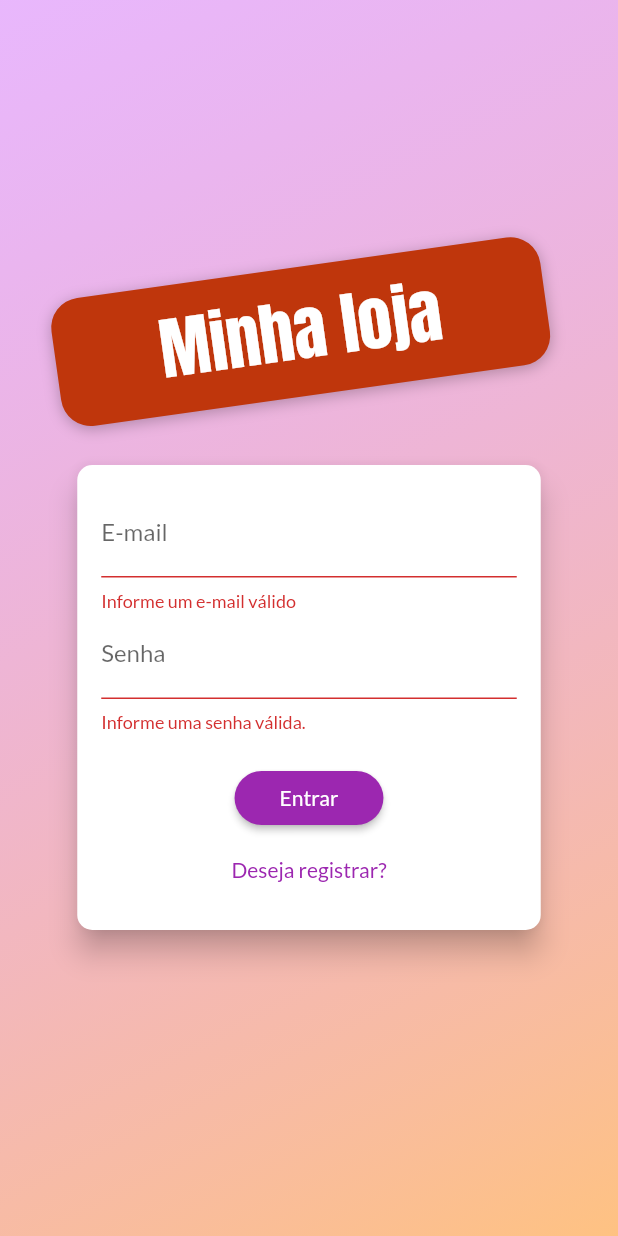
After one commit to joaob19/shop, a Flutter app: the screen it shows after launch, after a tap on "Entrar", on a phone screen of 412 x 824 dp. The commit adds this screen. Run offline on Flutter 3.47's test engine with Material 2 defaults, Android fonts, the phone set to English and light mode, and no system bars; our stand-ins replace shared_preferences; network calls fail.

Commit message:
Adicionada funcionalidade de autenticação e restruturação de dados para separar por usuário

```diff
--- /dev/null
+++ b/lib/components/auth_form.dart
@@ -0,0 +1,195 @@
+import 'package:flutter/material.dart';
+import 'package:provider/provider.dart';
+import 'package:shop/exceptions/auth_exception.dart';
+import 'package:shop/models/auth.dart';
+import 'package:shop/utils/app_routes.dart';
+
+enum AuthMode { signUp, login }
+
+class AuthForm extends StatefulWidget {
+  const AuthForm({Key? key}) : super(key: key);
+
+  @override
+  State<AuthForm> createState() => _AuthFormState();
+}
+
+class _AuthFormState extends State<AuthForm> {
+  final _formKey = GlobalKey<FormState>();
+  final _passwordController = TextEditingController();
+  bool _isLoading = false;
+  AuthMode _authMode = AuthMode.login;
+  final _authData = <String, String>{
+    'email': '',
+    'password': '',
+  };
+
+  bool get _isLogin => _authMode == AuthMode.login;
+
+  bool get _isSignUp => _authMode == AuthMode.signUp;
+
+  void _toggleLoadingIndicator() {
+    setState(() {
+      _isLoading = !_isLoading;
+    });
+  }
+
+  void _switchAuthMode() {
+    setState(() {
+      _authMode = _isLogin ? AuthMode.signUp : AuthMode.login;
+    });
+  }
+
+  Future<void> _submit() async {
+    if (_formKey.currentState?.validate() ?? false) {
+      try {
+        _toggleLoadingIndicator();
+
+        _formKey.currentState?.save();
+        final auth = Provider.of<Auth>(
+          context,
+          listen: false,
+        );
+
+        if (_isLogin) {
+          await auth.login(
+            _authData['email']!,
+            _authData['password']!,
+          );
+        } else {
+          await auth.signUp(
+            _authData['email']!,
+            _authData['password']!,
+          );
+        }
+
+        if(mounted){
+          Navigator.of(context).pushNamed(AppRoutes.authOrHome);
+        }
+      } on AuthException catch (error) {
+        _showDialog(error.toString());
+      } catch (error) {
+        _showDialog('Ocorreu um erro inesperado.');
+      } finally {
+        _toggleLoadingIndicator();
+      }
+    }
+  }
+
+  void _showDialog(String message) {
+    showDialog(
+      context: context,
+      builder: (context) {
+        return AlertDialog(
+          title: const Text('Ocorreu um erro'),
+          content: Text(message),
+          actions: [
+            TextButton(
+              onPressed: () => Navigator.of(context).pop(),
+              child: const Text('Fechar'),
+            ),
+          ],
+        );
+      },
+    );
+  }
+
+  @override
+  Widget build(BuildContext context) {
+    final deviceSize = MediaQuery.of(context).size;
+
+    return Card(
+      elevation: 8,
+      shape: RoundedRectangleBorder(
+        borderRadius: BorderRadius.circular(10),
+      ),
+      child: Container(
+        padding: const EdgeInsets.all(16),
+        height: _isLogin ? 310 : 400,
+        width: deviceSize.width * 0.75,
+        child: Form(
+          key: _formKey,
+          child: Column(
+            children: [
+              TextFormField(
+                keyboardType: TextInputType.emailAddress,
+                decoration: const InputDecoration(
+                  labelText: 'E-mail',
+                ),
+                onSaved: (email) {
+                  _authData['email'] = email ?? '';
+                },
+                validator: (value) {
+                  final email = value ?? '';
+                  if (email.trim().isEmpty || !email.contains('@')) {
+                    return 'Informe um e-mail válido';
+                  }
+
+                  return null;
+                },
+              ),
+              TextFormField(
+                obscureText: true,
+                controller: _passwordController,
+                decoration: const InputDecoration(
+                  labelText: 'Senha',
+                ),
+                onSaved: (password) {
+                  _authData['password'] = password ?? '';
+                },
+                validator: (value) {
+                  final password = value ?? '';
+                  if (password.isEmpty || password.length < 5) {
+                    return 'Informe uma senha válida.';
+                  }
+
+                  return null;
+                },
+              ),
+              if (_isSignUp)
+                TextFormField(
+                  obscureText: true,
+                  decoration: const InputDecoration(
+                    labelText: 'Confirmar senha',
+                  ),
+                  validator: _isLogin
+                      ? null
+                      : (value) {
+                          final password = value ?? '';
+                          if (password != _passwordController.text) {
+                            return 'As senhas informadas não conferem.';
+                          }
+
+                          return null;
+                        },
+                ),
+              const SizedBox(height: 20),
+              _isLoading
+                  ? const CircularProgressIndicator()
+                  : ElevatedButton(
+                      onPressed: () => _submit(),
+                      style: ElevatedButton.styleFrom(
+                        shape: RoundedRectangleBorder(
+                          borderRadius: BorderRadius.circular(30),
+                        ),
+                        padding: const EdgeInsets.symmetric(
+                          horizontal: 30,
+                          vertical: 8,
+                        ),
+                      ),
+                      child: Text(
+                        _authMode == AuthMode.login ? 'Entrar' : 'Registrar',
+                      ),
+                    ),
+              const Spacer(),
+              TextButton(
+                onPressed: _switchAuthMode,
+                child:
+                    Text(_isLogin ? 'Deseja registrar?' : 'Já possui conta?'),
+              ),
+            ],
+          ),
+        ),
+      ),
+    );
+  }
+}
--- /dev/null
+++ b/lib/data/store.dart
@@ -0,0 +1,34 @@
+import 'dart:convert';
+
+import 'package:shared_preferences/shared_preferences.dart';
+
+class Store{
+
+  static Future<bool> saveString(String key, String value)async{
+    final prefs = await SharedPreferences.getInstance();
+    return prefs.setString(key, value);
+  }
+
+  static Future<bool> saveMap(String key, Map<String, dynamic> value)async{
+    return saveString(key, jsonEncode(value));
+  }
+
+  static Future<String> getString(String key, [String defaultValue = '']) async {
+    final prefs = await SharedPreferences.getInstance();
+    return prefs.getString(key) ?? defaultValue;
+  }
+
+  static Future<Map<String, dynamic>> getMap(String key) async {
+    try{
+      return jsonDecode(await getString(key));
+    }catch(_){
+      return {};
+    }
+  }
+
+  static Future<bool> remove(String key)async{
+    final prefs = await SharedPreferences.getInstance();
+    return prefs.remove(key);
+  }
+
+}
--- /dev/null
+++ b/lib/exceptions/auth_exception.dart
@@ -0,0 +1,23 @@
+class AuthException implements Exception {
+  static const Map<String, String> errors = {
+    'EMAIL_EXISTS': 'O endereço de e-mail já está sendo usado por outra conta.',
+    'OPERATION_NOT_ALLOWED':
+        'O login por senha está desabilitado para este projeto.',
+    'TOO_MANY_ATTEMPTS_TRY_LATER':
+        'Bloqueamos todas as solicitações deste dispositivo devido a atividades incomuns. Tente mais tarde.',
+    'EMAIL_NOT_FOUND':
+        'Não há registro de usuário correspondente a este identificador. O usuário pode ter sido excluído.',
+    'INVALID_PASSWORD': 'A senha é inválida ou o usuário não possui senha.',
+    'USER_DISABLED':
+        'A conta de usuário foi desabilitada por um administrador.',
+  };
+
+  final String key;
+
+  AuthException({required this.key});
+
+  @override
+  String toString() {
+    return errors[key] ?? 'Ocorreu um erro desconhecido';
+  }
+}
--- a/lib/main.dart
+++ b/lib/main.dart
@@ -1,13 +1,14 @@
 import 'package:flutter/material.dart';
 import 'package:provider/provider.dart';
+import 'package:shop/models/auth.dart';
 import 'package:shop/models/cart.dart';
 import 'package:shop/models/order_list.dart';
+import 'package:shop/models/product_list.dart';
+import 'package:shop/pages/auth_or_home_page.dart';
 import 'package:shop/pages/cart_page.dart';
 import 'package:shop/pages/orders_page.dart';
 import 'package:shop/pages/product_detail_page.dart';
 import 'package:shop/pages/product_form_page.dart';
-import 'package:shop/pages/products_overview_page.dart';
-import 'package:shop/models/product_list.dart';
 import 'package:shop/pages/products_page.dart';
 import 'package:shop/utils/app_routes.dart';
 
@@ -23,13 +24,30 @@ class MyApp extends StatelessWidget {
     return MultiProvider(
       providers: [
         ChangeNotifierProvider(
-          create: (context) => ProductList(),
+          create: (context) => Auth(),
+        ),
+        ChangeNotifierProxyProvider<Auth, ProductList>(
+          create: (context) => ProductList('', '', []),
+          update: (context, auth, previous) {
+            return ProductList(
+              auth.token ?? '',
+              auth.userId ?? '',
+              previous?.items ?? [],
+            );
+          },
+        ),
+        ChangeNotifierProxyProvider<Auth, OrderList>(
+          create: (context) => OrderList('', '', []),
+          update: (context, auth, previous) {
+            return OrderList(
+              auth.token ?? '',
+              auth.userId ?? '',
+              previous?.items ?? [],
+            );
+          },
         ),
         ChangeNotifierProvider(
           create: (context) => Cart(),
-        ),
-        ChangeNotifierProvider(
-          create: (context) => OrderList(),
         ),
       ],
       child: MaterialApp(
@@ -43,7 +61,7 @@ class MyApp extends StatelessWidget {
           fontFamily: 'Lato',
         ),
         routes: {
-          AppRoutes.home: (context) => const ProductsOverviewPage(),
+          AppRoutes.authOrHome: (context) => const AuthOrHomePage(),
           AppRoutes.productDetail: (context) => const ProductDetailPage(),
           AppRoutes.cart: (context) => const CartPage(),
           AppRoutes.orders: (context) => const OrdersPage(),
--- /dev/null
+++ b/lib/models/auth.dart
@@ -0,0 +1,134 @@
+import 'dart:async';
+import 'dart:convert';
+
+import 'package:flutter/material.dart';
+import 'package:http/http.dart';
+import 'package:shop/data/store.dart';
+import 'package:shop/exceptions/auth_exception.dart';
+import 'package:shop/models/user_data.dart';
+
+class Auth with ChangeNotifier {
+  String? _token;
+  String? _email;
+  String? _userId;
+  DateTime? _expireDate;
+  Timer? _logoutTimer;
+
+  bool get isAuth {
+    final isValid = _expireDate?.isAfter(DateTime.now()) ?? false;
+    return isValid && _token != null;
+  }
+
+  String? get token {
+    return isAuth ? _token : null;
+  }
+
+  String? get email {
+    return isAuth ? _email : null;
+  }
+
+  String? get userId {
+    return isAuth ? _userId : null;
+  }
+
+  Future<void> _authenticate(
+    String email,
+    String password,
+    String urlFragment,
+  ) async {
+    final url =
+        'https://identitytoolkit.googleapis.com/v1/accounts:$urlFragment?key=AIzaSyD4y_zSdQlsO4foGV-U9kcAQmHwckrIJM4';
+    final response = await post(
+      Uri.parse(url),
+      body: jsonEncode({
+        'email': email,
+        'password': password,
+        'returnSecureToken': true,
+      }),
+    );
+
+    final body = jsonDecode(response.body);
+
+    if (body['error'] != null) {
+      throw AuthException(key: body['error']['message']);
+    } else {
+      _token = body['idToken'];
+      _email = body['email'];
+      _userId = body['localId'];
+      _expireDate = DateTime.now().add(
+        Duration(seconds: int.parse(body['expiresIn'])),
+      );
+
+      await Store.saveMap(
+        'userData',
+        UserData(
+          _token!,
+          _email!,
+          _userId!,
+          _expireDate!.toIso8601String(),
+        ).toJson(),
+      );
+
+      _autoLogout();
+      notifyListeners();
+    }
+  }
+
+  Future<void> tryAutoLogin() async {
+    if (isAuth) return;
+
+    final userDataMap = await Store.getMap('userData');
+    if (userDataMap.isEmpty) return;
+
+    final userData = UserData.fromJson(userDataMap);
+    final expireDate = DateTime.parse(
+      userData.expireDate,
+    );
+
+    if (expireDate.isBefore(DateTime.now())) return;
+
+    _token = userData.token;
+    _email = userData.email;
+    _userId = userData.userId;
+    _expireDate = expireDate;
+
+    _autoLogout();
+    notifyListeners();
+  }
+
+  Future<void> signUp(String email, String password) async {
+    return _authenticate(email, password, 'signUp');
+  }
+
+  Future<void> login(String email, String password) async {
+    return _authenticate(email, password, 'signInWithPassword');
+  }
+
+  void logout() {
+    _token = null;
+    _email = null;
+    _userId = null;
+    _expireDate = null;
+    _clearLogoutTimer();
+    Store.remove('userData').then((_) {
+      notifyListeners();
+    });
+  }
+
+  void _clearLogoutTimer() {
+    _logoutTimer?.cancel();
+    _logoutTimer = null;
+  }
+
+  void _autoLogout() {
+    _clearLogoutTimer();
+    final timeToLogout = _expireDate?.difference(DateTime.now()).inSeconds;
+
+    _logoutTimer = Timer(
+      Duration(
+        seconds: timeToLogout ?? 0,
+      ),
+      logout,
+    );
+  }
+}
--- a/lib/models/order_list.dart
+++ b/lib/models/order_list.dart
@@ -7,7 +7,15 @@ import 'package:shop/models/order.dart';
 import 'package:shop/utils/constants.dart';
 
 class OrderList with ChangeNotifier {
-  final List<Order> _items = [];
+  final String _token;
+  final String _userId;
+  List<Order> _items;
+
+  OrderList(
+    this._token,
+    this._userId,
+    this._items,
+  );
 
   List<Order> get items => [..._items];
 
@@ -17,21 +25,23 @@ class OrderList with ChangeNotifier {
 
   Future<void> loadOrders() async {
     try {
-      _items.clear();
+      List<Order> items = [];
       final response = await http.get(
-        Uri.parse('$_baseUrl.json'),
+        Uri.parse('$_baseUrl/$_userId.json?auth=$_token'),
       );
       if (response.body == 'null') return;
 
       final data = jsonDecode(response.body) as Map<String, dynamic>;
       data.forEach((orderId, orderData) {
-        _items.add(
+        items.add(
           Order.fromJson(
             orderId,
             orderData,
           ),
         );
       });
+
+      _items = items.reversed.toList();
       notifyListeners();
     } catch (error) {
       rethrow;
@@ -41,7 +51,7 @@ class OrderList with ChangeNotifier {
   Future<void> addOrder(Cart cart) async {
     final date = DateTime.now();
     final response = await http.post(
-      Uri.parse('$_baseUrl.json'),
+      Uri.parse('$_baseUrl/$_userId.json?auth=$_token'),
       body: jsonEncode({
         'total': cart.totalAmount,
         'date': date.toIso8601String(),
--- /dev/null
+++ b/lib/models/user_data.dart
@@ -0,0 +1,31 @@
+class UserData {
+  String token;
+  String email;
+  String userId;
+  String expireDate;
+
+  UserData(
+    this.token,
+    this.email,
+    this.userId,
+    this.expireDate,
+  );
+
+  static UserData fromJson(Map<String, dynamic> json) {
+    return UserData(
+      json['token'] as String,
+      json['email'] as String,
+      json['userId'] as String,
+      json['expireDate'] as String,
+    );
+  }
+
+  Map<String, dynamic> toJson() {
+    return {
+      'token': token,
+      'email': email,
+      'userId': userId,
+      'expireDate': expireDate,
+    };
+  }
+}
--- /dev/null
+++ b/lib/pages/auth_or_home_page.dart
@@ -0,0 +1,35 @@
+import 'package:flutter/material.dart';
+import 'package:provider/provider.dart';
+import 'package:shop/models/auth.dart';
+import 'package:shop/pages/auth_page.dart';
+import 'package:shop/pages/products_overview_page.dart';
+
+class AuthOrHomePage extends StatelessWidget {
+  const AuthOrHomePage({Key? key}) : super(key: key);
+
+  @override
+  Widget build(BuildContext context) {
+    final auth = Provider.of<Auth>(context);
+
+    return FutureBuilder(
+      future: auth.tryAutoLogin(),
+      builder: (context, snapshot) {
+        if (snapshot.connectionState == ConnectionState.waiting) {
+          return const Center(
+            child: CircularProgressIndicator(),
+          );
+        } else if (snapshot.error != null) {
+          return const Center(
+            child: Text('Ocorreu um erro!'),
+          );
+        } else {
+          if (auth.isAuth) {
+            return const ProductsOverviewPage();
+          }
+
+          return const AuthPage();
+        }
+      },
+    );
+  }
+}
--- /dev/null
+++ b/lib/pages/auth_page.dart
@@ -0,0 +1,77 @@
+import 'dart:math';
+
+import 'package:flutter/material.dart';
+import 'package:shop/components/auth_form.dart';
+
+class AuthPage extends StatelessWidget {
+  const AuthPage({Key? key}) : super(key: key);
+
+  @override
+  Widget build(BuildContext context) {
+    final theme = Theme.of(context);
+
+    return Scaffold(
+      body: Stack(
+        children: [
+          Container(
+            decoration: const BoxDecoration(
+              gradient: LinearGradient(
+                colors: [
+                  Color.fromRGBO(215, 117, 255, .5),
+                  Color.fromRGBO(255, 188, 117, .9),
+                ],
+                begin: Alignment.topLeft,
+                end: Alignment.bottomRight,
+              ),
+            ),
+          ),
+          SizedBox(
+            width: double.infinity,
+            child: Column(
+              mainAxisAlignment: MainAxisAlignment.center,
+              crossAxisAlignment: CrossAxisAlignment.center,
+              children: [
+                Container(
+                  padding: const EdgeInsets.symmetric(
+                    vertical: 10,
+                    horizontal: 70,
+                  ),
+                  margin: const EdgeInsets.only(
+                    bottom: 20,
+                  ),
+                  transform: Matrix4.rotationZ(
+                    (-8 * pi) / 180,
+                  )..translate(-10.0),
+                  decoration: BoxDecoration(
+                    borderRadius: BorderRadius.circular(20),
+                    color: Colors.deepOrange.shade900,
+                    boxShadow: const [
+                      BoxShadow(
+                        blurRadius: 8,
+                        color: Colors.black26,
+                        offset: Offset(0, 2),
+                      ),
+                    ],
+                  ),
+                  child: Text(
+                    'Minha loja',
+                    style: TextStyle(
+                      fontSize: 45,
+                      fontFamily: 'Anton',
+                      color: theme.textTheme.headline1
+                          ?.copyWith(
+                            color: theme.colorScheme.onSecondary,
+                          )
+                          .color,
+                    ),
+                  ),
+                ),
+                const AuthForm(),
+              ],
+            ),
+          )
+        ],
+      ),
+    );
+  }
+}
--- a/lib/pages/products_overview_page.dart
+++ b/lib/pages/products_overview_page.dart
@@ -34,6 +34,7 @@ class _ProductsOverviewPageState extends State<ProductsOverviewPage> {
         listen: false,
       ).loadProducts();
     } catch (error) {
+      if (mounted) {
         showDialog(
           context: context,
           builder: (context) {
@@ -50,13 +51,16 @@ class _ProductsOverviewPageState extends State<ProductsOverviewPage> {
             );
           },
         );
+      }
     } finally {
       _toggleLoaderIndicator();
     }
   }
 
   void _toggleLoaderIndicator() {
+    if (mounted) {
       setState(() => _isLoading = !_isLoading);
+    }
   }
 
   @override
--- a/lib/utils/app_routes.dart
+++ b/lib/utils/app_routes.dart
@@ -1,5 +1,5 @@
 class AppRoutes{
-  static const home = '/';
+  static const authOrHome = '/';
   static const productDetail = '/product-detail';
   static const cart = '/cart';
   static const orders = '/orders';
--- a/lib/utils/constants.dart
+++ b/lib/utils/constants.dart
@@ -1,4 +1,5 @@
 class Constants{
+  static const userFavorites = 'https://shop-e4f99-default-rtdb.firebaseio.com/userFavorites';
   static const productBaseUrl = 'https://shop-e4f99-default-rtdb.firebaseio.com/products';
   static const orderBaseUrl = 'https://shop-e4f99-default-rtdb.firebaseio.com/orders';
 }
--- a/pubspec.yaml
+++ b/pubspec.yaml
@@ -39,6 +39,7 @@ dependencies:
   intl: ^0.17.0
   provider: ^6.0.4
   http: ^0.13.5
+  shared_preferences: ^2.0.15
 
 dev_dependencies:
   flutter_test:
```
Also changed, not shown: lib/components/app_drawer.dart (+17 -5 lines), lib/components/product_grid_item.dart (+8 -10 lines), lib/models/product.dart (+6 -7 lines), lib/models/product_list.dart (+32 -8 lines), lib/pages/orders_page.dart (+13 -26 lines), pubspec.lock, 1 other file. Lines whose indentation alone changed are shown as unchanged.
